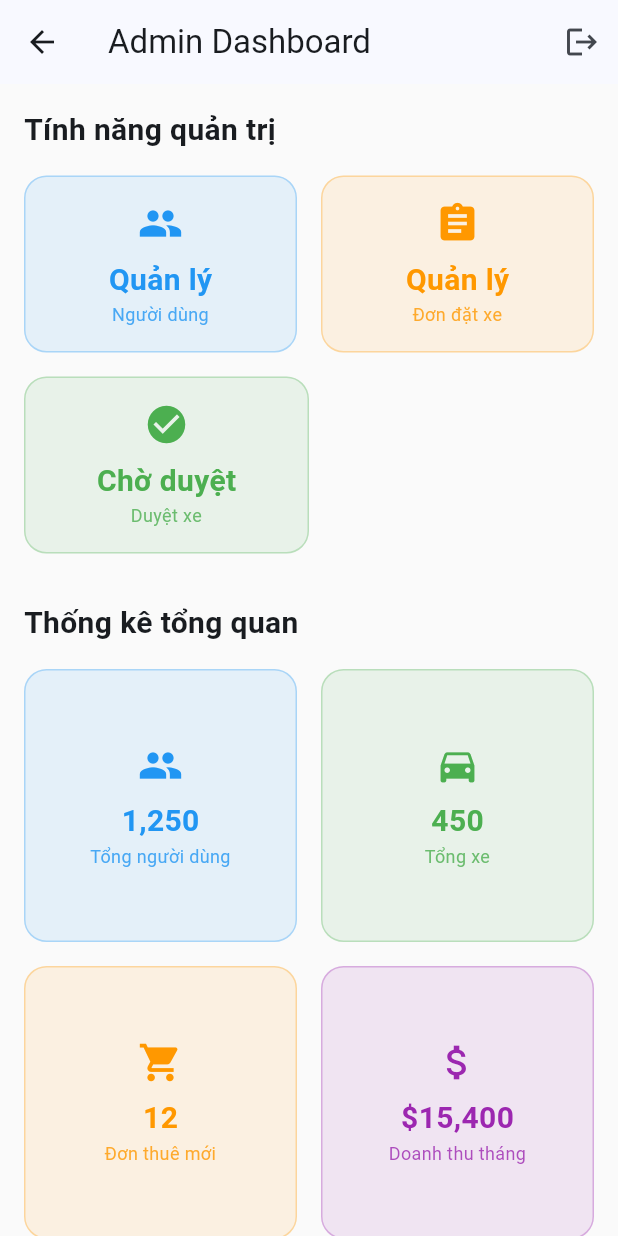
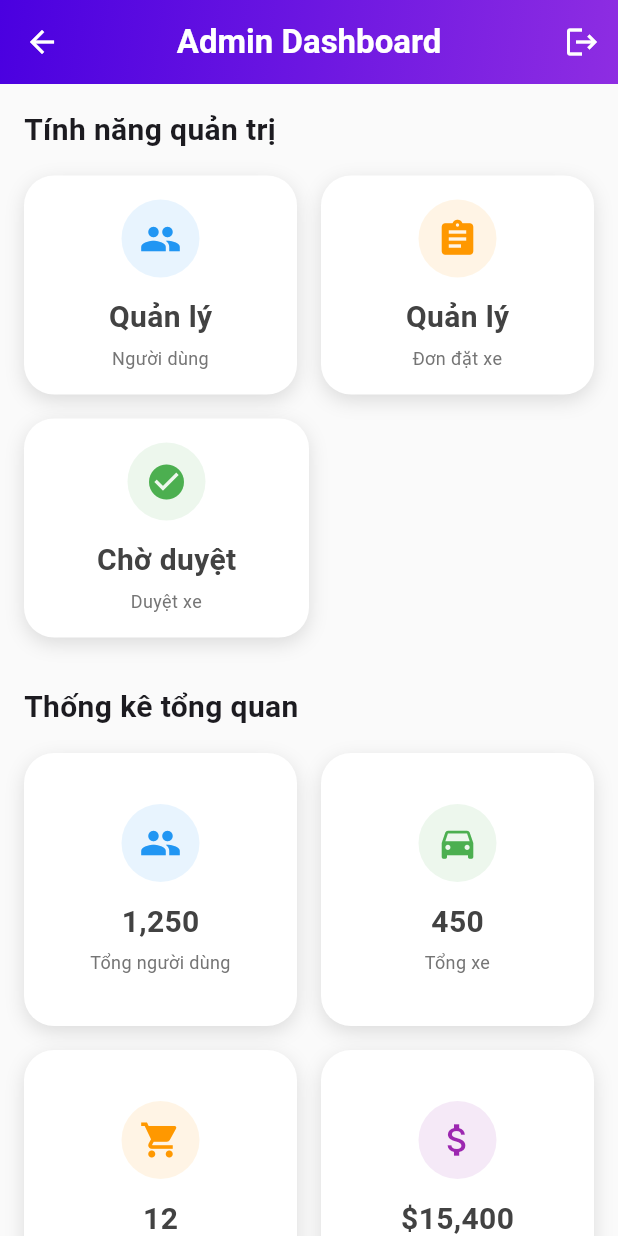
Before and after one commit to Phuc0705/ThueXeApp, a Flutter app: the AdminDashboardPage screen opened directly, on a phone screen of 412 x 824 dp. Run offline on Flutter 3.47's test engine with Material 3 defaults, Android fonts, the phone set to English and light mode, and no system bars; our stand-ins replace dartz, equatable, flutter_bloc, flutter_dotenv, get_it, image_picker and 2 more; accounts and stored records are empty.

Commit message:
feat: Sync UI with GradientAppBar, convert currency to USD format, add delivery method filter

```diff
--- /dev/null
+++ b/lib/core/widgets/gradient_app_bar.dart
@@ -0,0 +1,40 @@
+import 'package:flutter/material.dart';
+
+class GradientAppBar extends StatelessWidget implements PreferredSizeWidget {
+  final String title;
+  final List<Widget>? actions;
+  final Widget? leading;
+  final bool centerTitle;
+
+  const GradientAppBar({
+    super.key,
+    required this.title,
+    this.actions,
+    this.leading,
+    this.centerTitle = true,
+  });
+
+  @override
+  Widget build(BuildContext context) {
+    return AppBar(
+      title: Text(title, style: const TextStyle(fontWeight: FontWeight.bold)),
+      centerTitle: centerTitle,
+      leading: leading,
+      actions: actions,
+      backgroundColor: Colors.transparent,
+      elevation: 0,
+      flexibleSpace: Container(
+        decoration: const BoxDecoration(
+          gradient: LinearGradient(
+            colors: [Color(0xFF4A00E0), Color(0xFF8E2DE2)],
+            begin: Alignment.topLeft,
+            end: Alignment.bottomRight,
+          ),
+        ),
+      ),
+    );
+  }
+
+  @override
+  Size get preferredSize => const Size.fromHeight(kToolbarHeight);
+}
--- a/lib/features/admin/presentation/pages/admin_dashboard_page.dart
+++ b/lib/features/admin/presentation/pages/admin_dashboard_page.dart
@@ -6,17 +6,19 @@ import 'user_management_page.dart';
 import 'system_car_approval_page.dart';
 import 'booking_management_page.dart';
 
+import '../../../../core/widgets/gradient_app_bar.dart';
+
 class AdminDashboardPage extends StatelessWidget {
   const AdminDashboardPage({super.key});
 
   @override
   Widget build(BuildContext context) {
     return Scaffold(
-      appBar: AppBar(
-        title: const Text('Admin Dashboard'),
+      appBar: GradientAppBar(
+        title: 'Admin Dashboard',
         actions: [
           IconButton(
-            icon: const Icon(Icons.logout),
+            icon: const Icon(Icons.logout, color: Colors.white),
             onPressed: () {
               context.read<AuthBloc>().add(LogoutRequested());
             },
@@ -111,17 +113,31 @@ class _StatCard extends StatelessWidget {
     return Container(
       padding: const EdgeInsets.all(16),
       decoration: BoxDecoration(
-        color: color.withOpacity(0.1),
-        borderRadius: BorderRadius.circular(15),
-        border: Border.all(color: color.withOpacity(0.3)),
+        color: Colors.white,
+        borderRadius: BorderRadius.circular(20),
+        boxShadow: const [
+          BoxShadow(
+            color: Colors.black12,
+            blurRadius: 10,
+            offset: Offset(0, 4),
+          ),
+        ],
       ),
       child: Column(
         mainAxisAlignment: MainAxisAlignment.center,
         children: [
-          Icon(icon, color: color, size: 30),
-          const SizedBox(height: 8),
-          Text(value, style: TextStyle(fontSize: 20, fontWeight: FontWeight.bold, color: color)),
-          Text(title, textAlign: TextAlign.center, style: TextStyle(color: color.withOpacity(0.8), fontSize: 12)),
+          Container(
+            padding: const EdgeInsets.all(12),
+            decoration: BoxDecoration(
+              color: color.withOpacity(0.1),
+              shape: BoxShape.circle,
+            ),
+            child: Icon(icon, color: color, size: 28),
+          ),
+          const SizedBox(height: 12),
+          Text(value, style: TextStyle(fontSize: 20, fontWeight: FontWeight.bold, color: Colors.grey[800])),
+          const SizedBox(height: 4),
+          Text(title, textAlign: TextAlign.center, style: TextStyle(color: Colors.grey[600], fontSize: 12)),
         ],
       ),
     );
--- a/lib/features/booking/presentation/pages/booking_history_page.dart
+++ b/lib/features/booking/presentation/pages/booking_history_page.dart
@@ -7,6 +7,7 @@ import '../bloc/booking_bloc.dart';
 import '../bloc/booking_event.dart';
 import '../bloc/booking_state.dart';
 import '../../domain/entities/booking.dart';
+import '../../../../core/widgets/gradient_app_bar.dart';
 
 class BookingHistoryPage extends StatefulWidget {
   const BookingHistoryPage({super.key});
@@ -28,7 +29,7 @@ class _BookingHistoryPageState extends State<BookingHistoryPage> {
   @override
   Widget build(BuildContext context) {
     return Scaffold(
-      appBar: AppBar(title: const Text('Lịch sử thuê xe')),
+      appBar: const GradientAppBar(title: 'Lịch sử thuê xe'),
       body: BlocBuilder<BookingBloc, BookingState>(
         builder: (context, state) {
           if (state is BookingLoading) {
--- a/lib/features/booking/presentation/pages/booking_page.dart
+++ b/lib/features/booking/presentation/pages/booking_page.dart
@@ -12,6 +12,7 @@ import '../../../car_browsing/presentation/bloc/car_bloc.dart';
 import '../../../car_browsing/presentation/bloc/car_event.dart';
 import 'booking_history_page.dart';
 import 'vnpay_simulation_page.dart';
+import '../../../../core/widgets/gradient_app_bar.dart';
 
 class BookingPage extends StatefulWidget {
   final Car car;
@@ -152,7 +153,7 @@ class _BookingPageState extends State<BookingPage> {
   @override
   Widget build(BuildContext context) {
     return Scaffold(
-      appBar: AppBar(title: const Text('Xác nhận đặt xe')),
+      appBar: const GradientAppBar(title: 'Xác nhận đặt xe'),
       body: BlocConsumer<BookingBloc, BookingState>(
         listener: (context, state) {
           if (state is BookingSuccess) {
--- a/lib/features/car_browsing/presentation/pages/favorite_cars_screen.dart
+++ b/lib/features/car_browsing/presentation/pages/favorite_cars_screen.dart
@@ -4,6 +4,7 @@ import '../bloc/car_bloc.dart';
 import '../bloc/car_state.dart';
 import '../bloc/favorite_cubit.dart';
 import '../widgets/car_card.dart';
+import '../../../../core/widgets/gradient_app_bar.dart';
 
 class FavoriteCarsScreen extends StatelessWidget {
   const FavoriteCarsScreen({super.key});
@@ -11,8 +12,8 @@ class FavoriteCarsScreen extends StatelessWidget {
   @override
   Widget build(BuildContext context) {
     return Scaffold(
-      appBar: AppBar(
-        title: const Text('Xe yêu thích'),
+      appBar: const GradientAppBar(
+        title: 'Xe yêu thích',
       ),
       body: BlocBuilder<FavoriteCubit, List<String>>(
         builder: (context, favorites) {
--- a/lib/features/car_browsing/presentation/widgets/car_card.dart
+++ b/lib/features/car_browsing/presentation/widgets/car_card.dart
@@ -199,7 +199,7 @@ class CarCard extends StatelessWidget {
                         crossAxisAlignment: CrossAxisAlignment.start,
                         children: [
                           Text(
-                            '${car.pricePerDay.toStringAsFixed(0)}K',
+                            '\$${car.pricePerDay.toStringAsFixed(0)}',
                             style: const TextStyle(
                               fontSize: 16,
                               fontWeight: FontWeight.bold,
--- a/lib/features/owner/presentation/pages/add_car_page.dart
+++ b/lib/features/owner/presentation/pages/add_car_page.dart
@@ -3,6 +3,7 @@ import 'package:image_picker/image_picker.dart';
 import 'dart:io';
 import 'package:flutter/foundation.dart' show kIsWeb;
 import 'package:supabase_flutter/supabase_flutter.dart';
+import '../../../../core/widgets/gradient_app_bar.dart';
 
 class AddCarPage extends StatefulWidget {
   const AddCarPage({super.key});
@@ -147,7 +148,7 @@ class _AddCarPageState extends State<AddCarPage> {
   @override
   Widget build(BuildContext context) {
     return Scaffold(
-      appBar: AppBar(title: const Text('Đăng ký xe cho thuê')),
+      appBar: const GradientAppBar(title: 'Đăng ký xe cho thuê'),
       body: SingleChildScrollView(
         padding: const EdgeInsets.all(16.0),
         child: Form(
--- a/lib/features/owner/presentation/pages/manage_bookings_page.dart
+++ b/lib/features/owner/presentation/pages/manage_bookings_page.dart
@@ -7,6 +7,7 @@ import '../../../booking/domain/entities/booking.dart';
 import '../../../booking/presentation/bloc/booking_bloc.dart';
 import '../../../booking/presentation/bloc/booking_event.dart';
 import '../../../booking/presentation/bloc/booking_state.dart';
+import '../../../../core/widgets/gradient_app_bar.dart';
 
 class ManageBookingsPage extends StatefulWidget {
   const ManageBookingsPage({super.key});
@@ -30,7 +31,7 @@ class _ManageBookingsPageState extends State<ManageBookingsPage> {
   @override
   Widget build(BuildContext context) {
     return Scaffold(
-      appBar: AppBar(title: const Text('Quản lý đơn đặt xe')),
+      appBar: const GradientAppBar(title: 'Quản lý đơn đặt xe'),
       body: BlocConsumer<BookingBloc, BookingState>(
         listener: (context, state) {
           if (state is BookingInitial) {
--- a/lib/features/owner/presentation/pages/my_cars_page.dart
+++ b/lib/features/owner/presentation/pages/my_cars_page.dart
@@ -2,6 +2,7 @@ import 'package:flutter/material.dart';
 import 'package:supabase_flutter/supabase_flutter.dart';
 import '../../../car_browsing/domain/entities/car.dart';
 import 'add_car_page.dart';
+import '../../../../core/widgets/gradient_app_bar.dart';
 
 class MyCarsPage extends StatefulWidget {
   const MyCarsPage({super.key});
@@ -55,7 +56,7 @@ class _MyCarsPageState extends State<MyCarsPage> {
   @override
   Widget build(BuildContext context) {
     return Scaffold(
-      appBar: AppBar(title: const Text('Xe của tôi')),
+      appBar: const GradientAppBar(title: 'Xe của tôi'),
       body: _isLoading
           ? const Center(child: CircularProgressIndicator())
           : _myCars.isEmpty
--- a/lib/features/owner/presentation/pages/revenue_page.dart
+++ b/lib/features/owner/presentation/pages/revenue_page.dart
@@ -1,4 +1,5 @@
 import 'package:flutter/material.dart';
+import '../../../../core/widgets/gradient_app_bar.dart';
 
 class RevenuePage extends StatelessWidget {
   const RevenuePage({super.key});
@@ -6,7 +7,7 @@ class RevenuePage extends StatelessWidget {
   @override
   Widget build(BuildContext context) {
     return Scaffold(
-      appBar: AppBar(title: const Text('Doanh thu của tôi')),
+      appBar: const GradientAppBar(title: 'Doanh thu của tôi'),
       body: SingleChildScrollView(
         padding: const EdgeInsets.all(16),
         child: Column(
--- a/lib/features/profile/presentation/pages/edit_profile_page.dart
+++ b/lib/features/profile/presentation/pages/edit_profile_page.dart
@@ -4,6 +4,7 @@ import 'package:supabase_flutter/supabase_flutter.dart';
 import '../../../auth/presentation/bloc/auth_bloc.dart';
 import '../../../auth/presentation/bloc/auth_event.dart';
 import '../../../auth/presentation/bloc/auth_state.dart';
+import '../../../../core/widgets/gradient_app_bar.dart';
 
 class EditProfilePage extends StatefulWidget {
   const EditProfilePage({super.key});
@@ -77,7 +78,7 @@ class _EditProfilePageState extends State<EditProfilePage> {
   @override
   Widget build(BuildContext context) {
     return Scaffold(
-      appBar: AppBar(title: const Text('Chỉnh sửa hồ sơ')),
+      appBar: const GradientAppBar(title: 'Chỉnh sửa hồ sơ'),
       body: SingleChildScrollView(
         padding: const EdgeInsets.all(16.0),
         child: Form(
--- a/lib/features/profile/presentation/pages/profile_page.dart
+++ b/lib/features/profile/presentation/pages/profile_page.dart
@@ -12,13 +12,15 @@ import '../../../admin/presentation/pages/user_management_page.dart';
 import '../../../admin/presentation/pages/system_car_approval_page.dart';
 import 'edit_profile_page.dart';
 
+import '../../../../core/widgets/gradient_app_bar.dart';
+
 class ProfilePage extends StatelessWidget {
   const ProfilePage({super.key});
 
   @override
   Widget build(BuildContext context) {
     return Scaffold(
-      appBar: AppBar(title: const Text('Hồ sơ của tôi')),
+      appBar: const GradientAppBar(title: 'Hồ sơ của tôi'),
       body: BlocBuilder<AuthBloc, AuthState>(
         builder: (context, state) {
           if (state is Authenticated) {
```
Also changed, not shown: lib/features/admin/presentation/pages/booking_management_page.dart (+6 -5 lines), lib/features/admin/presentation/pages/system_car_approval_page.dart (+4 -3 lines), lib/features/admin/presentation/pages/user_management_page.dart (+4 -3 lines), lib/features/booking/presentation/pages/vnpay_simulation_page.dart (+3 -4 lines), lib/features/car_browsing/presentation/pages/car_list_screen.dart (+22 -12 lines), lib/features/car_browsing/presentation/pages/search_car_screen.dart (+3 -8 lines), lib/main.dart (+6 -1 lines).
